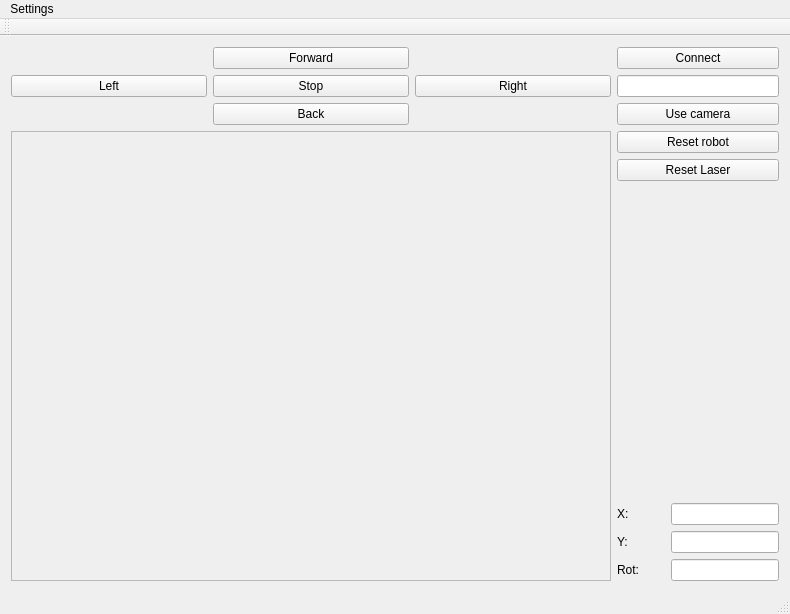
Before: the Qt Designer form demoRMR/mainwindow.ui in KocurMaros/HMI, drawn with Qt 5.
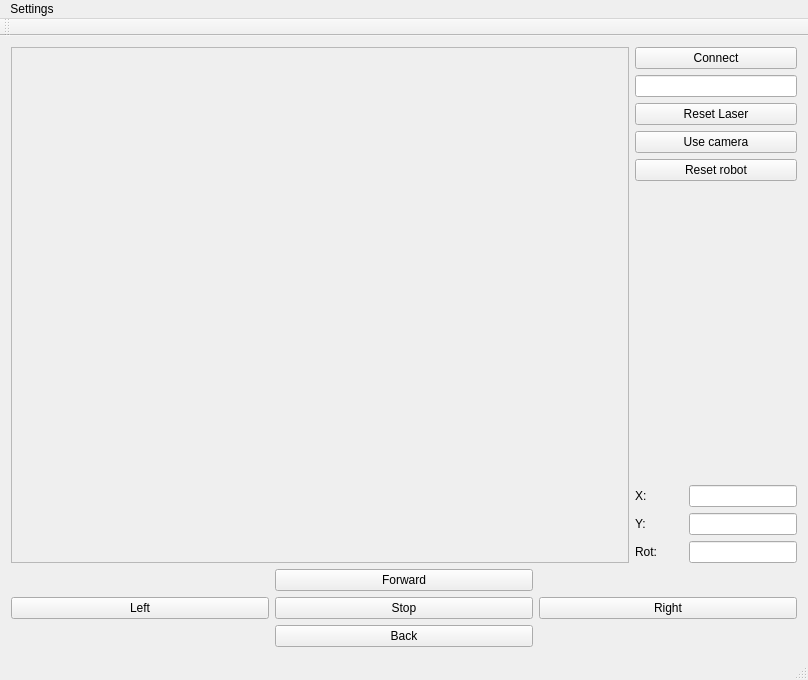
After: the same form once the commit is applied.

Commit message: UI: control buttons position

Patch:
```diff
--- a/demoRMR/mainwindow.ui
+++ b/demoRMR/mainwindow.ui
@@ -6,8 +6,8 @@
    <rect>
     <x>0</x>
     <y>0</y>
-    <width>788</width>
-    <height>608</height>
+    <width>808</width>
+    <height>680</height>
    </rect>
   </property>
   <property name="windowTitle">
@@ -16,8 +16,6 @@
   <widget class="QWidget" name="centralWidget">
    <layout class="QGridLayout" name="gridLayout">
     <item row="1" column="1">
-     <layout class="QGridLayout" name="topGridLayout">
-      <item row="0" column="0">
        <layout class="QGridLayout" name="gridLayout_2">
         <item row="1" column="2">
          <widget class="QPushButton" name="pushButton_5">
@@ -87,64 +85,8 @@
        </layout>
       </item>
       <item row="0" column="1">
-       <layout class="QVBoxLayout" name="verticalLayout">
-        <item>
-         <widget class="QPushButton" name="pushButton_9">
-          <property name="sizePolicy">
-           <sizepolicy hsizetype="Fixed" vsizetype="Fixed">
-            <horstretch>0</horstretch>
-            <verstretch>0</verstretch>
-           </sizepolicy>
-          </property>
-          <property name="minimumSize">
-           <size>
-            <width>162</width>
-            <height>0</height>
-           </size>
-          </property>
-          <property name="text">
-           <string>Connect</string>
-          </property>
-         </widget>
-        </item>
-        <item>
-         <widget class="QLineEdit" name="lineEdit">
-          <property name="sizePolicy">
-           <sizepolicy hsizetype="Fixed" vsizetype="Fixed">
-            <horstretch>0</horstretch>
-            <verstretch>0</verstretch>
-           </sizepolicy>
-          </property>
-          <property name="minimumSize">
-           <size>
-            <width>162</width>
-            <height>0</height>
-           </size>
-          </property>
-         </widget>
-        </item>
-        <item>
-         <widget class="QPushButton" name="pushButton">
-          <property name="sizePolicy">
-           <sizepolicy hsizetype="Fixed" vsizetype="Fixed">
-            <horstretch>0</horstretch>
-            <verstretch>0</verstretch>
-           </sizepolicy>
-          </property>
-          <property name="minimumSize">
-           <size>
-            <width>162</width>
-            <height>0</height>
-           </size>
-          </property>
-          <property name="text">
-           <string>Use camera</string>
-          </property>
-         </widget>
-        </item>
-       </layout>
-      </item>
-      <item row="1" column="0">
+     <layout class="QGridLayout" name="topGridLayout">
+      <item row="0" column="2">
        <widget class="QFrame" name="frame">
         <property name="sizePolicy">
          <sizepolicy hsizetype="MinimumExpanding" vsizetype="Expanding">
@@ -166,10 +108,12 @@
         </property>
        </widget>
       </item>
-      <item row="1" column="1">
-       <layout class="QVBoxLayout" name="verticalLayout_2">
+      <item row="0" column="4">
+       <layout class="QVBoxLayout" name="verticalLayout">
         <item>
-         <widget class="QPushButton" name="pushButton_8">
+         <layout class="QVBoxLayout" name="topRightLayout">
+          <item alignment="Qt::AlignHCenter">
+           <widget class="QPushButton" name="pushButton_9">
           <property name="sizePolicy">
            <sizepolicy hsizetype="Fixed" vsizetype="Fixed">
             <horstretch>0</horstretch>
@@ -183,11 +127,27 @@
            </size>
           </property>
           <property name="text">
-           <string>Reset robot</string>
+             <string>Connect</string>
           </property>
          </widget>
         </item>
-        <item>
+          <item alignment="Qt::AlignHCenter">
+           <widget class="QLineEdit" name="lineEdit">
+            <property name="sizePolicy">
+             <sizepolicy hsizetype="Fixed" vsizetype="Fixed">
+              <horstretch>0</horstretch>
+              <verstretch>0</verstretch>
+             </sizepolicy>
+            </property>
+            <property name="minimumSize">
+             <size>
+              <width>162</width>
+              <height>0</height>
+             </size>
+            </property>
+           </widget>
+          </item>
+          <item alignment="Qt::AlignHCenter">
          <widget class="QPushButton" name="pushButton_7">
           <property name="sizePolicy">
            <sizepolicy hsizetype="Fixed" vsizetype="Fixed">
@@ -206,6 +166,61 @@
           </property>
          </widget>
         </item>
+          <item alignment="Qt::AlignHCenter">
+           <widget class="QPushButton" name="pushButton">
+            <property name="sizePolicy">
+             <sizepolicy hsizetype="Fixed" vsizetype="Fixed">
+              <horstretch>0</horstretch>
+              <verstretch>0</verstretch>
+             </sizepolicy>
+            </property>
+            <property name="minimumSize">
+             <size>
+              <width>162</width>
+              <height>0</height>
+             </size>
+            </property>
+            <property name="text">
+             <string>Use camera</string>
+            </property>
+           </widget>
+          </item>
+          <item alignment="Qt::AlignHCenter">
+           <widget class="QPushButton" name="pushButton_8">
+            <property name="sizePolicy">
+             <sizepolicy hsizetype="Fixed" vsizetype="Fixed">
+              <horstretch>0</horstretch>
+              <verstretch>0</verstretch>
+             </sizepolicy>
+            </property>
+            <property name="minimumSize">
+             <size>
+              <width>162</width>
+              <height>0</height>
+             </size>
+            </property>
+            <property name="text">
+             <string>Reset robot</string>
+            </property>
+           </widget>
+          </item>
+         </layout>
+        </item>
+        <item>
+         <spacer name="verticalSpacer_2">
+          <property name="orientation">
+           <enum>Qt::Vertical</enum>
+          </property>
+          <property name="sizeHint" stdset="0">
+           <size>
+            <width>20</width>
+            <height>40</height>
+           </size>
+          </property>
+         </spacer>
+        </item>
+        <item>
+         <layout class="QVBoxLayout" name="verticalLayout_2">
         <item>
          <layout class="QGridLayout" name="gridLayout_3">
           <item row="2" column="1">
@@ -247,22 +262,6 @@
             </property>
            </widget>
           </item>
-          <item row="1" column="1">
-           <widget class="QLineEdit" name="lineEdit_2">
-            <property name="sizePolicy">
-             <sizepolicy hsizetype="Fixed" vsizetype="Fixed">
-              <horstretch>0</horstretch>
-              <verstretch>0</verstretch>
-             </sizepolicy>
-            </property>
-            <property name="focusPolicy">
-             <enum>Qt::NoFocus</enum>
-            </property>
-            <property name="readOnly">
-             <bool>true</bool>
-            </property>
-           </widget>
-          </item>
           <item row="3" column="0">
            <widget class="QLabel" name="label_3">
             <property name="text">
@@ -277,18 +276,23 @@
             </property>
            </widget>
           </item>
-          <item row="0" column="1">
-           <spacer name="verticalSpacer">
-            <property name="orientation">
-             <enum>Qt::Vertical</enum>
-            </property>
-            <property name="sizeHint" stdset="0">
-             <size>
-              <width>20</width>
-              <height>40</height>
-             </size>
-            </property>
-           </spacer>
+            <item row="1" column="1">
+             <widget class="QLineEdit" name="lineEdit_2">
+              <property name="sizePolicy">
+               <sizepolicy hsizetype="Fixed" vsizetype="Fixed">
+                <horstretch>0</horstretch>
+                <verstretch>0</verstretch>
+               </sizepolicy>
+              </property>
+              <property name="focusPolicy">
+               <enum>Qt::NoFocus</enum>
+              </property>
+              <property name="readOnly">
+               <bool>true</bool>
+              </property>
+             </widget>
+            </item>
+           </layout>
           </item>
          </layout>
         </item>
@@ -303,7 +307,7 @@
     <rect>
      <x>0</x>
      <y>0</y>
-     <width>804</width>
+     <width>808</width>
      <height>22</height>
     </rect>
    </property>
```
Lines whose indentation alone changed are shown as unchanged. The commit also changes 3 other files.
